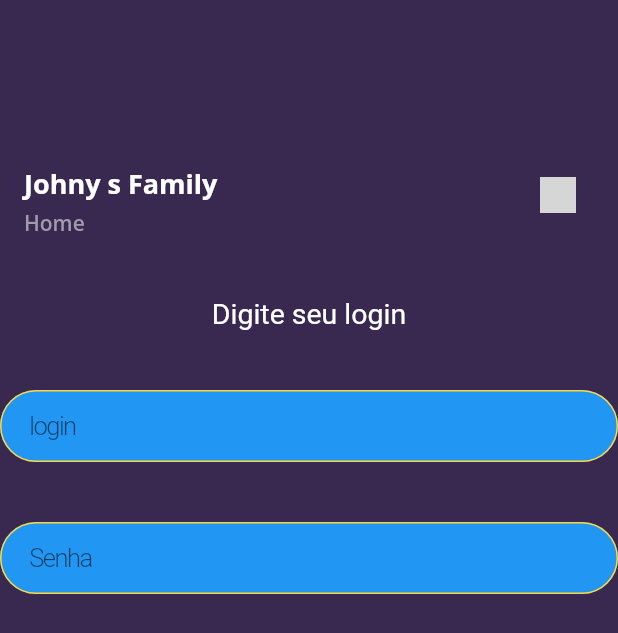
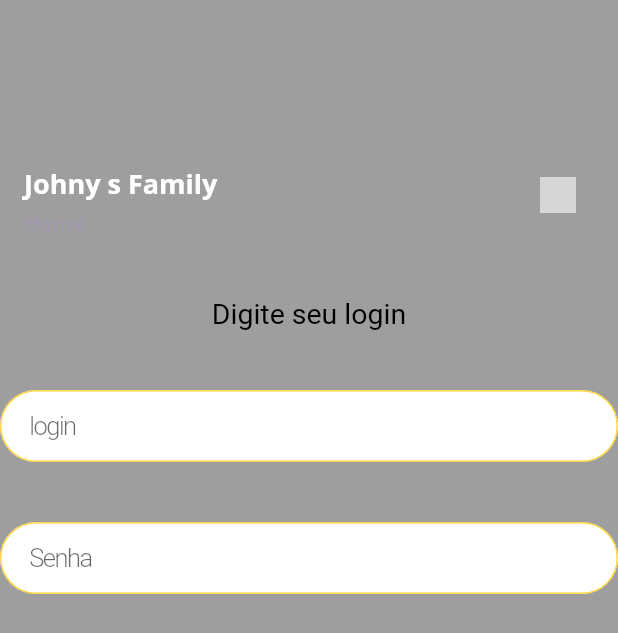
Before and after one commit to Gabrielcardon/flutter, a Flutter app: the screen it shows after launch, on a phone screen of 412 x 824 dp. Shown: the top 633 px of the screen. Run offline on Flutter 3.47's test engine with Material 2 defaults, Android fonts, the phone set to English and light mode, and no system bars; our stand-ins replace firebase_core, google_fonts; accounts and stored records are empty; Roboto replaces fonts that are missing (Gotham-SSm); grey boxes are pictures that could not be loaded.

Commit message:
alterações da tela home/login

```diff
--- a/my_app/lib/screens/home/home-widget.dart
+++ b/my_app/lib/screens/home/home-widget.dart
@@ -11,7 +11,7 @@ class HomeWidget extends State<HomePage> {
   @override
   Widget build(BuildContext context) {
     return Scaffold(
-      backgroundColor: Color(0xff392850),
+      backgroundColor: Colors.grey,
       body: Column(
         children: <Widget>[
           SizedBox(
@@ -63,7 +63,7 @@ class HomeWidget extends State<HomePage> {
 
           Text("Digite seu login",
               textAlign: TextAlign.justify,
-              style: TextStyle(fontSize: 19, color: Colors.white)),
+              style: TextStyle(fontSize: 19, color: Colors.black)),
 
           SizedBox(
             height: 40,
@@ -71,7 +71,7 @@ class HomeWidget extends State<HomePage> {
           TextFormField(
             decoration: const InputDecoration(
               contentPadding: EdgeInsets.symmetric(horizontal: 20),
-              fillColor: Colors.blue,
+              fillColor: Colors.white,
               filled: true,
               enabledBorder: OutlineInputBorder(
                 borderSide: BorderSide(color: Colors.amberAccent),
@@ -97,7 +97,7 @@ class HomeWidget extends State<HomePage> {
           TextFormField(
             decoration: const InputDecoration(
               contentPadding: EdgeInsets.symmetric(horizontal: 20),
-              fillColor: Colors.blue,
+              fillColor: Colors.white,
               filled: true,
               enabledBorder: OutlineInputBorder(
                 borderSide: BorderSide(color: Colors.amberAccent),
```
